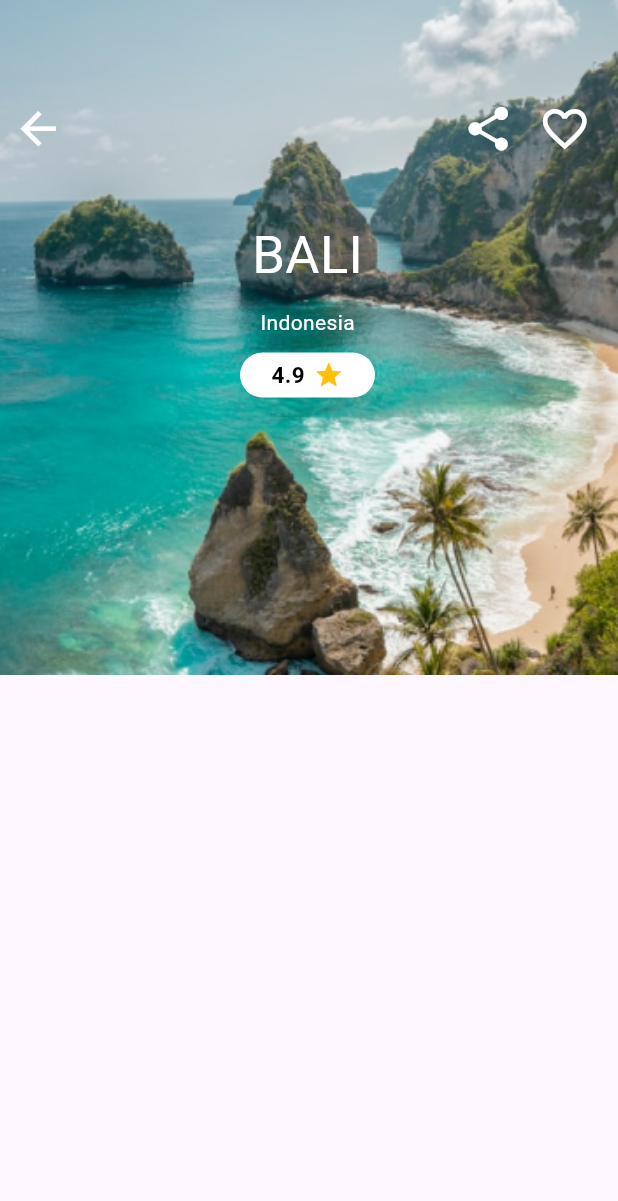
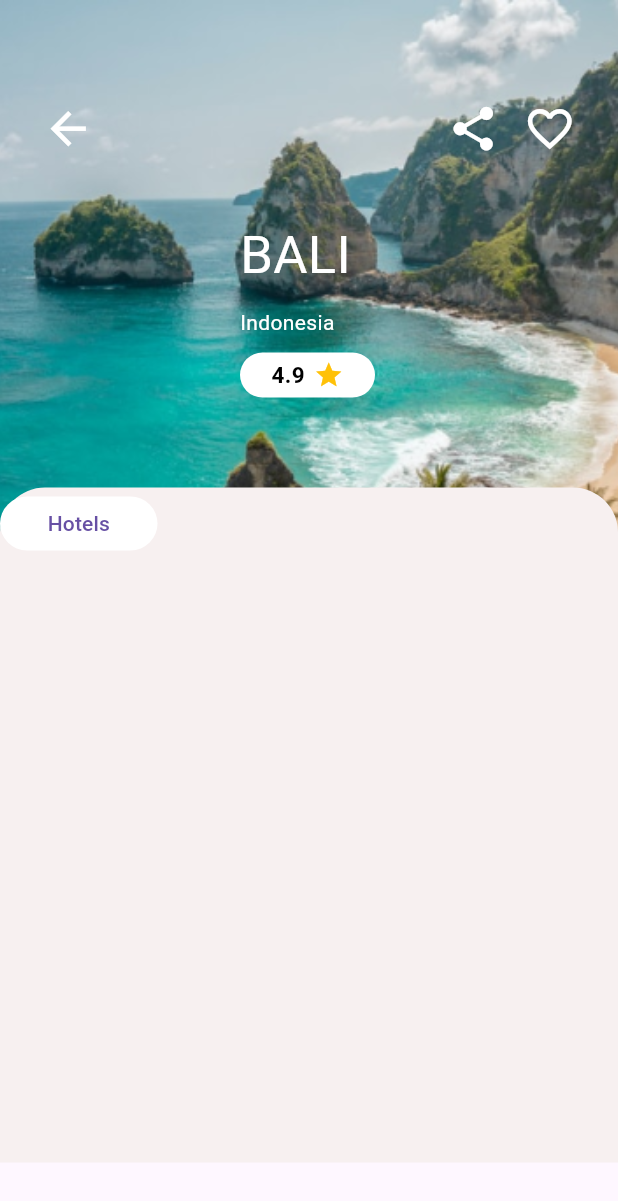
Before and after one commit to mollik001/ui-travel-hotel-booking, a Flutter app: the screen it shows after launch, on a phone screen of 412 x 824 dp. Shown: the top 1201 px of the screen. Run offline on Flutter 3.47's test engine with Material 3 defaults, Android fonts, the light colour scheme and no system bars; our stand-ins replace get.

Commit message:
container at the bottom

```diff
--- a/lib/app/modules/home/views/secondPage.dart
+++ b/lib/app/modules/home/views/secondPage.dart
@@ -4,27 +4,31 @@ import 'package:get/get.dart';
 import 'package:travel_hotel_booking/app/modules/home/controllers/home_controller.dart';
 
 class SecondPage extends GetView<HomeController> {
-  const SecondPage({super.key});
+  const SecondPage({Key? key}) : super(key: key);
 
   @override
   Widget build(BuildContext context) {
     return Scaffold(
       body: Stack(
         children: [
+          // Main content
+          Positioned.fill(
+            child: Stack(
+              children: [
+                // Image
                 Container(
                   height: 450,
                   decoration: const BoxDecoration(
                     image: DecorationImage(
-                    image: AssetImage(
-                      'assets/images/2home.png',
+                      image: AssetImage('assets/images/2home.png'),
+                      fit: BoxFit.cover,
                     ),
-                    fit: BoxFit.cover)),
                   ),
-
+                ),
                 // Back icon
                 Positioned(
                   top: 60,
-            left: 0,
+                  left: 20,
                   child: IconButton(
                     icon: Icon(Icons.arrow_back),
                     color: Colors.white,
@@ -32,20 +36,20 @@ class SecondPage extends GetView<HomeController> {
                     onPressed: () {},
                   ),
                 ),
-          // Share and favourite icons
+                // Share and favorite icons
                 Positioned(
                   top: 60,
-            right: 10,
+                  right: 20,
                   child: Row(
                     children: [
                       IconButton(
-                  icon: const Icon(Icons.share),
+                        icon: Icon(Icons.share),
                         color: Colors.white,
                         iconSize: 35,
                         onPressed: () {},
                       ),
                       IconButton(
-                  icon: const Icon(Icons.favorite_outline),
+                        icon: Icon(Icons.favorite_outline),
                         color: Colors.white,
                         iconSize: 35,
                         onPressed: () {},
@@ -53,35 +57,34 @@ class SecondPage extends GetView<HomeController> {
                     ],
                   ),
                 ),
+                // Text and rating container
                 Positioned(
                   top: 145,
                   left: 160,
                   child: Column(
+                    crossAxisAlignment: CrossAxisAlignment.start,
                     children: [
-                  Text(
+                      const Text(
                         'BALI',
                         style: TextStyle(
                           color: Colors.white,
                           fontSize: 35,
                         ),
                       ),
-                  SizedBox(
-                    height: 10,
-                  ),
-                  Text(
+                      const SizedBox(height: 10),
+                      const Text(
                         'Indonesia',
                         style: TextStyle(color: Colors.white, fontSize: 14),
                       ),
-                  SizedBox(
-                    height: 10,
-                  ),
+                      const SizedBox(height: 10),
                       Container(
                         height: 30,
                         width: 90,
                         decoration: BoxDecoration(
                           borderRadius: BorderRadius.circular(35),
-                        color: Colors.white),
-                    child: Row(
+                          color: Colors.white,
+                        ),
+                        child: const Row(
                           mainAxisAlignment: MainAxisAlignment.center,
                           children: [
                             Text(
@@ -89,11 +92,10 @@ class SecondPage extends GetView<HomeController> {
                               style: TextStyle(
                                 fontSize: 15,
                                 fontWeight: FontWeight.bold,
-                              color: Colors.black),
+                                color: Colors.black,
                               ),
-                        SizedBox(
-                          width: 6,
                             ),
+                            SizedBox(width: 6),
                             Icon(
                               Icons.star,
                               size: 20,
@@ -101,9 +103,53 @@ class SecondPage extends GetView<HomeController> {
                             ),
                           ],
                         ),
+                      ),
+                    ],
+                  ),
+                ),
+              ],
+            ),
+          ),
+          // Container below the image
+          Positioned(
+            top: 325, // Adjust the position as needed
+            left: 0,
+            right: 0,
+            child: Container(
+              height: 450, // Adjust the height as needed
+              decoration: const BoxDecoration(
+                color: Color.fromARGB(255, 247, 240, 240),
+                borderRadius: BorderRadius.only(
+                  topLeft: Radius.circular(30),
+                  topRight: Radius.circular(30),
+                ),
+              ),
+              child: Stack(
+                children: [
+                  Positioned(
+                    top: 0,
+                    left: 0,
+                    child: Row(
+                      mainAxisAlignment: MainAxisAlignment.spaceEvenly,
+                      children: [
+                        TextButton(
+                          onPressed: () {},
+                          style: ButtonStyle(
+                            backgroundColor: MaterialStateProperty.all<Color>(
+                              const Color.fromARGB(255, 255, 255, 255),
+                            ),
+                            minimumSize:
+                                MaterialStateProperty.all<Size>(Size(105, 20)),
+                          ),
+                          child: Text('Hotels'),
+                        ),
+                      ],
+                    ),
                   )
                 ],
-              )),
+              ),
+            ),
+          ),
         ],
       ),
     );
```
Lines whose indentation alone changed are shown as unchanged.
